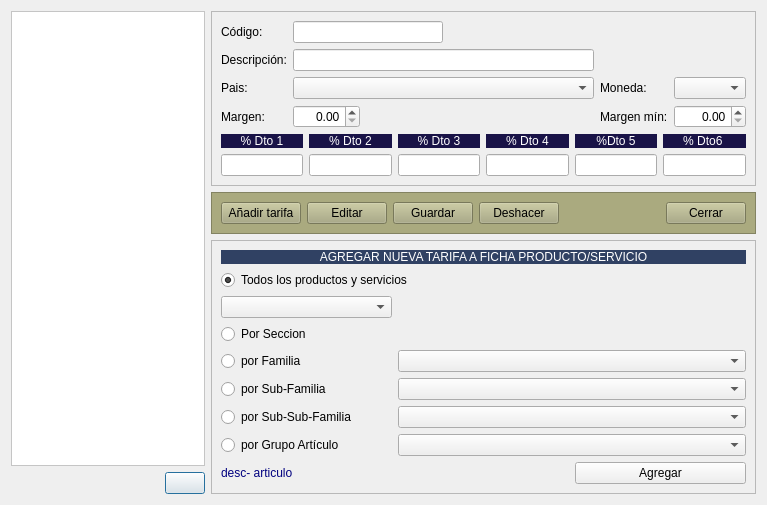
This is Almacen/frmtipostarifa.ui in arcnexus/RedFoX as Qt 5 draws it before an edit. The edited form follows.
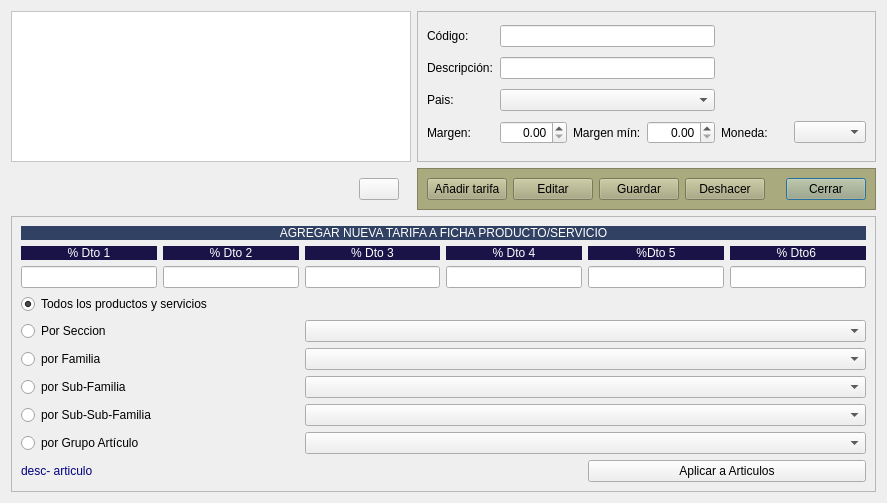
This is the edited form. Icons and pictures are not drawn.

Commit message: Revision FrmArticulos

Patch:
```diff
--- a/Almacen/frmtipostarifa.ui
+++ b/Almacen/frmtipostarifa.ui
@@ -6,8 +6,8 @@
    <rect>
     <x>0</x>
     <y>0</y>
-    <width>767</width>
-    <height>492</height>
+    <width>887</width>
+    <height>503</height>
    </rect>
   </property>
   <property name="windowTitle">
@@ -40,16 +40,6 @@
         </property>
        </widget>
       </item>
-      <item row="0" column="1">
-       <widget class="QLineEdit" name="txtCodigo">
-        <property name="maximumSize">
-         <size>
-          <width>150</width>
-          <height>16777215</height>
-         </size>
-        </property>
-       </widget>
-      </item>
       <item row="1" column="0">
        <widget class="QLabel" name="label_2">
         <property name="maximumSize">
@@ -63,9 +53,6 @@
         </property>
        </widget>
       </item>
-      <item row="1" column="1">
-       <widget class="QLineEdit" name="txtDescripcion"/>
-      </item>
       <item row="2" column="0">
        <widget class="QLabel" name="label_6">
         <property name="text">
@@ -73,19 +60,6 @@
         </property>
        </widget>
       </item>
-      <item row="2" column="1">
-       <widget class="QComboBox" name="cboPais"/>
-      </item>
-      <item row="2" column="2">
-       <widget class="QLabel" name="label_7">
-        <property name="text">
-         <string>Moneda:</string>
-        </property>
-       </widget>
-      </item>
-      <item row="2" column="3">
-       <widget class="QComboBox" name="cboMoneda"/>
-      </item>
       <item row="3" column="0">
        <widget class="QLabel" name="label_13">
         <property name="text">
@@ -120,155 +94,28 @@
         </property>
        </widget>
       </item>
-      <item row="4" column="0" colspan="4">
-       <layout class="QGridLayout" name="gridLayout">
-        <item row="0" column="0">
-         <widget class="QLabel" name="label_3">
-          <property name="styleSheet">
-           <string notr="true">background-color: rgb(25, 19, 71);
-color: rgb(255, 255, 255);</string>
-          </property>
-          <property name="text">
-           <string>% Dto 1</string>
-          </property>
-          <property name="alignment">
-           <set>Qt::AlignCenter</set>
-          </property>
-         </widget>
-        </item>
-        <item row="0" column="1">
-         <widget class="QLabel" name="label_4">
-          <property name="styleSheet">
-           <string notr="true">background-color: rgb(25, 19, 71);
-color: rgb(255, 255, 255);</string>
-          </property>
-          <property name="text">
-           <string>% Dto 2</string>
-          </property>
-          <property name="alignment">
-           <set>Qt::AlignCenter</set>
-          </property>
-         </widget>
-        </item>
-        <item row="0" column="2">
-         <widget class="QLabel" name="label_5">
-          <property name="styleSheet">
-           <string notr="true">background-color: rgb(25, 19, 71);
-color: rgb(255, 255, 255);</string>
-          </property>
-          <property name="text">
-           <string>% Dto 3</string>
-          </property>
-          <property name="alignment">
-           <set>Qt::AlignCenter</set>
-          </property>
-         </widget>
-        </item>
-        <item row="0" column="3">
-         <widget class="QLabel" name="label_8">
-          <property name="styleSheet">
-           <string notr="true">background-color: rgb(25, 19, 71);
-color: rgb(255, 255, 255);</string>
-          </property>
-          <property name="text">
-           <string>% Dto 4</string>
-          </property>
-          <property name="alignment">
-           <set>Qt::AlignCenter</set>
-          </property>
-         </widget>
-        </item>
-        <item row="0" column="4">
-         <widget class="QLabel" name="label_9">
-          <property name="styleSheet">
-           <string notr="true">background-color: rgb(25, 19, 71);
-color: rgb(255, 255, 255);</string>
-          </property>
-          <property name="text">
-           <string>%Dto 5</string>
-          </property>
-          <property name="alignment">
-           <set>Qt::AlignCenter</set>
-          </property>
-         </widget>
-        </item>
-        <item row="0" column="5">
-         <widget class="QLabel" name="label_10">
-          <property name="styleSheet">
-           <string notr="true">background-color: rgb(25, 19, 71);
-color: rgb(255, 255, 255);</string>
-          </property>
-          <property name="text">
-           <string>% Dto6 </string>
-          </property>
-          <property name="alignment">
-           <set>Qt::AlignCenter</set>
-          </property>
-         </widget>
-        </item>
-        <item row="1" column="0">
-         <widget class="QLineEdit" name="txtporc_dto1"/>
-        </item>
-        <item row="1" column="1">
-         <widget class="QLineEdit" name="txtporc_dto2"/>
-        </item>
-        <item row="1" column="2">
-         <widget class="QLineEdit" name="txtporc_dto3"/>
-        </item>
-        <item row="1" column="3">
-         <widget class="QLineEdit" name="txtporc_dto4"/>
-        </item>
-        <item row="1" column="4">
-         <widget class="QLineEdit" name="txtporc_dto5"/>
-        </item>
-        <item row="1" column="5">
-         <widget class="QLineEdit" name="txtporc_dto6"/>
-        </item>
-       </layout>
+      <item row="3" column="4">
+       <widget class="QLabel" name="label_7">
+        <property name="text">
+         <string>Moneda:</string>
+        </property>
+       </widget>
+      </item>
+      <item row="3" column="5">
+       <widget class="QComboBox" name="cboMoneda"/>
+      </item>
+      <item row="0" column="1" colspan="3">
+       <widget class="QLineEdit" name="txtCodigo"/>
+      </item>
+      <item row="1" column="1" colspan="3">
+       <widget class="QLineEdit" name="txtDescripcion"/>
+      </item>
+      <item row="2" column="1" colspan="3">
+       <widget class="QComboBox" name="cboPais"/>
       </item>
      </layout>
     </widget>
    </item>
-   <item row="3" column="3">
-    <widget class="QPushButton" name="btnBorrar">
-     <property name="text">
-      <string/>
-     </property>
-     <property name="icon">
-      <iconset resource="../maya.qrc">
-       <normaloff>:/Icons/PNG/Delete.png</normaloff>:/Icons/PNG/Delete.png</iconset>
-     </property>
-     <property name="iconSize">
-      <size>
-       <width>14</width>
-       <height>14</height>
-      </size>
-     </property>
-    </widget>
-   </item>
-   <item row="3" column="2">
-    <spacer name="horizontalSpacer_2">
-     <property name="orientation">
-      <enum>Qt::Horizontal</enum>
-     </property>
-     <property name="sizeHint" stdset="0">
-      <size>
-       <width>289</width>
-       <height>20</height>
-      </size>
-     </property>
-    </spacer>
-   </item>
-   <item row="0" column="0" rowspan="3" colspan="4">
-    <widget class="QTableView" name="listatarifas">
-     <property name="styleSheet">
-      <string notr="true">background-color: rgb(255, 255, 255);</string>
-     </property>
-     <attribute name="horizontalHeaderStretchLastSection">
-      <bool>true</bool>
-     </attribute>
-    </widget>
-   </item>
    <item row="1" column="4">
     <widget class="QFrame" name="frame_3">
      <property name="maximumSize">
@@ -403,7 +250,47 @@
      </layout>
     </widget>
    </item>
-   <item row="2" column="4" rowspan="2">
+   <item row="0" column="0" colspan="4">
+    <widget class="QTableView" name="listatarifas">
+     <property name="styleSheet">
+      <string notr="true">background-color: rgb(255, 255, 255);</string>
+     </property>
+     <attribute name="horizontalHeaderStretchLastSection">
+      <bool>true</bool>
+     </attribute>
+    </widget>
+   </item>
+   <item row="1" column="0">
+    <spacer name="horizontalSpacer_2">
+     <property name="orientation">
+      <enum>Qt::Horizontal</enum>
+     </property>
+     <property name="sizeHint" stdset="0">
+      <size>
+       <width>289</width>
+       <height>20</height>
+      </size>
+     </property>
+    </spacer>
+   </item>
+   <item row="1" column="1">
+    <widget class="QPushButton" name="btnBorrar">
+     <property name="text">
+      <string/>
+     </property>
+     <property name="icon">
+      <iconset resource="../maya.qrc">
+       <normaloff>:/Icons/PNG/Delete.png</normaloff>:/Icons/PNG/Delete.png</iconset>
+     </property>
+     <property name="iconSize">
+      <size>
+       <width>14</width>
+       <height>14</height>
+      </size>
+     </property>
+    </widget>
+   </item>
+   <item row="2" column="0" colspan="5">
     <widget class="QFrame" name="frame_4">
      <property name="frameShape">
       <enum>QFrame::StyledPanel</enum>
@@ -412,48 +299,10 @@
       <enum>QFrame::Raised</enum>
      </property>
      <layout class="QGridLayout" name="gridLayout_4">
-      <item row="8" column="2">
-       <widget class="QPushButton" name="btnAgregarTarifa">
-        <property name="text">
-         <string>Agregar</string>
-        </property>
-       </widget>
-      </item>
-      <item row="7" column="0">
-       <widget class="QRadioButton" name="radGrupoArticulo">
-        <property name="text">
-         <string>por Grupo Artículo</string>
-        </property>
-       </widget>
-      </item>
       <item row="6" column="0">
-       <widget class="QRadioButton" name="radSubSubFamilia">
+       <widget class="QRadioButton" name="radSubfamilia">
         <property name="text">
-         <string>por Sub-Sub-Familia</string>
-        </property>
-       </widget>
-      </item>
-      <item row="1" column="0" colspan="2">
-       <widget class="QRadioButton" name="radTodos">
-        <property name="text">
-         <string>Todos los productos y servicios</string>
-        </property>
-        <property name="checked">
-         <bool>true</bool>
-        </property>
-       </widget>
-      </item>
-      <item row="3" column="0">
-       <widget class="QRadioButton" name="radSeccion">
-        <property name="text">
-         <string>Por Seccion</string>
-        </property>
-       </widget>
-      </item>
-      <item row="4" column="0">
-       <widget class="QRadioButton" name="radFamilia">
-        <property name="text">
-         <string>por Familia</string>
+         <string>por Sub-Familia</string>
         </property>
        </widget>
       </item>
@@ -477,13 +326,43 @@
         </property>
        </widget>
       </item>
-      <item row="4" column="1" colspan="2">
-       <widget class="QComboBox" name="cboFamilia"/>
+      <item row="9" column="2">
+       <widget class="QPushButton" name="btnAgregarTarifa">
+        <property name="text">
+         <string>Aplicar a Articulos</string>
+        </property>
+       </widget>
       </item>
-      <item row="7" column="1" colspan="2">
+      <item row="5" column="0">
+       <widget class="QRadioButton" name="radFamilia">
+        <property name="text">
+         <string>por Familia</string>
+        </property>
+       </widget>
+      </item>
+      <item row="8" column="1" colspan="2">
        <widget class="QComboBox" name="cboGrupoArticulo"/>
       </item>
-      <item row="8" column="0" colspan="2">
+      <item row="5" column="1" colspan="2">
+       <widget class="QComboBox" name="cboFamilia"/>
+      </item>
+      <item row="2" column="0" colspan="2">
+       <widget class="QRadioButton" name="radTodos">
+        <property name="text">
+         <string>Todos los productos y servicios</string>
+        </property>
+        <property name="checked">
+         <bool>true</bool>
+        </property>
+       </widget>
+      </item>
+      <item row="4" column="1" colspan="2">
+       <widget class="QComboBox" name="cboSeccion"/>
+      </item>
+      <item row="6" column="1" colspan="2">
+       <widget class="QComboBox" name="cboSubFamilia"/>
+      </item>
+      <item row="9" column="0" colspan="2">
        <widget class="QLabel" name="lblDescArt">
         <property name="styleSheet">
          <string notr="true">color: rgb(0, 0, 127);</string>
@@ -493,21 +372,135 @@
         </property>
        </widget>
       </item>
-      <item row="6" column="1" colspan="2">
+      <item row="4" column="0">
+       <widget class="QRadioButton" name="radSeccion">
+        <property name="text">
+         <string>Por Seccion</string>
+        </property>
+       </widget>
+      </item>
+      <item row="7" column="1" colspan="2">
        <widget class="QComboBox" name="cboSubSubFamilia"/>
       </item>
-      <item row="5" column="0">
-       <widget class="QRadioButton" name="radSubfamilia">
+      <item row="7" column="0">
+       <widget class="QRadioButton" name="radSubSubFamilia">
         <property name="text">
-         <string>por Sub-Familia</string>
+         <string>por Sub-Sub-Familia</string>
         </property>
        </widget>
       </item>
-      <item row="5" column="1" colspan="2">
-       <widget class="QComboBox" name="cboSubFamilia"/>
+      <item row="8" column="0">
+       <widget class="QRadioButton" name="radGrupoArticulo">
+        <property name="text">
+         <string>por Grupo Artículo</string>
+        </property>
+       </widget>
       </item>
-      <item row="2" column="0">
-       <widget class="QComboBox" name="cboSeccion"/>
+      <item row="1" column="0" colspan="3">
+       <layout class="QGridLayout" name="gridLayout">
+        <item row="0" column="0">
+         <widget class="QLabel" name="label_3">
+          <property name="styleSheet">
+           <string notr="true">background-color: rgb(25, 19, 71);
+color: rgb(255, 255, 255);</string>
+          </property>
+          <property name="text">
+           <string>% Dto 1</string>
+          </property>
+          <property name="alignment">
+           <set>Qt::AlignCenter</set>
+          </property>
+         </widget>
+        </item>
+        <item row="0" column="1">
+         <widget class="QLabel" name="label_4">
+          <property name="styleSheet">
+           <string notr="true">background-color: rgb(25, 19, 71);
+color: rgb(255, 255, 255);</string>
+          </property>
+          <property name="text">
+           <string>% Dto 2</string>
+          </property>
+          <property name="alignment">
+           <set>Qt::AlignCenter</set>
+          </property>
+         </widget>
+        </item>
+        <item row="0" column="2">
+         <widget class="QLabel" name="label_5">
+          <property name="styleSheet">
+           <string notr="true">background-color: rgb(25, 19, 71);
+color: rgb(255, 255, 255);</string>
+          </property>
+          <property name="text">
+           <string>% Dto 3</string>
+          </property>
+          <property name="alignment">
+           <set>Qt::AlignCenter</set>
+          </property>
+         </widget>
+        </item>
+        <item row="0" column="3">
+         <widget class="QLabel" name="label_8">
+          <property name="styleSheet">
+           <string notr="true">background-color: rgb(25, 19, 71);
+color: rgb(255, 255, 255);</string>
+          </property>
+          <property name="text">
+           <string>% Dto 4</string>
+          </property>
+          <property name="alignment">
+           <set>Qt::AlignCenter</set>
+          </property>
+         </widget>
+        </item>
+        <item row="0" column="4">
+         <widget class="QLabel" name="label_9">
+          <property name="styleSheet">
+           <string notr="true">background-color: rgb(25, 19, 71);
+color: rgb(255, 255, 255);</string>
+          </property>
+          <property name="text">
+           <string>%Dto 5</string>
+          </property>
+          <property name="alignment">
+           <set>Qt::AlignCenter</set>
+          </property>
+         </widget>
+        </item>
+        <item row="0" column="5">
+         <widget class="QLabel" name="label_10">
+          <property name="styleSheet">
+           <string notr="true">background-color: rgb(25, 19, 71);
+color: rgb(255, 255, 255);</string>
+          </property>
+          <property name="text">
+           <string>% Dto6 </string>
+          </property>
+          <property name="alignment">
+           <set>Qt::AlignCenter</set>
+          </property>
+         </widget>
+        </item>
+        <item row="1" column="0">
+         <widget class="QLineEdit" name="txtporc_dto1"/>
+        </item>
+        <item row="1" column="1">
+         <widget class="QLineEdit" name="txtporc_dto2"/>
+        </item>
+        <item row="1" column="2">
+         <widget class="QLineEdit" name="txtporc_dto3"/>
+        </item>
+        <item row="1" column="3">
+         <widget class="QLineEdit" name="txtporc_dto4"/>
+        </item>
+        <item row="1" column="4">
+         <widget class="QLineEdit" name="txtporc_dto5"/>
+        </item>
+        <item row="1" column="5">
+         <widget class="QLineEdit" name="txtporc_dto6"/>
+        </item>
+       </layout>
       </item>
      </layout>
     </widget>
```
Left out of the diff: 3 changed lines with no effect on the pictures. The commit also changes 8 other files.
